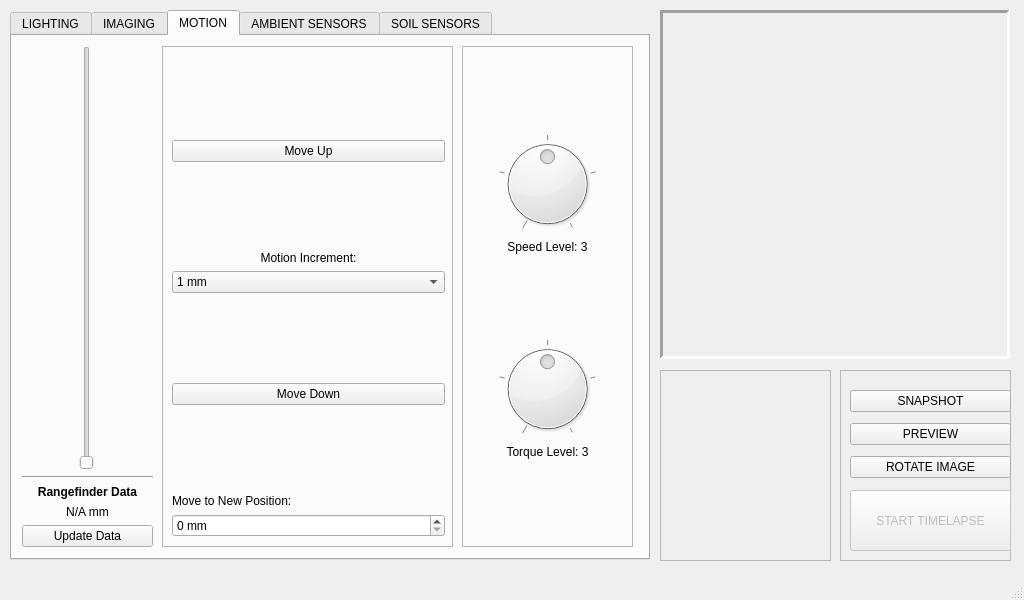
Qt form _ui/FlashLapse_Pro.ui (CoCl-Jerry/Flashlapse_Pro_Dev) before a commit.
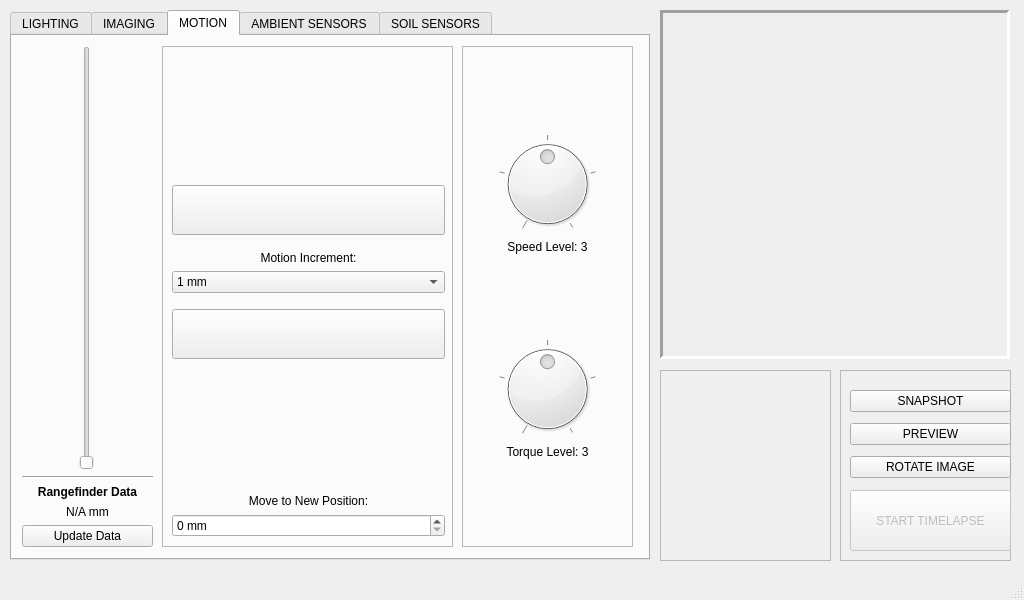
The same form after that commit. Icons and pictures are not drawn.

What changed in the file:
```diff
--- a/_ui/FlashLapse_Pro.ui
+++ b/_ui/FlashLapse_Pro.ui
@@ -635,8 +635,38 @@
         </item>
         <item row="1" column="0">
          <widget class="QPushButton" name="pushButton_2">
+          <property name="minimumSize">
+           <size>
+            <width>0</width>
+            <height>50</height>
+           </size>
+          </property>
           <property name="text">
-           <string>Move Up</string>
+           <string/>
+          </property>
+          <property name="icon">
+           <iconset>
+            <normaloff>../_image/Arrows-Up.ico</normaloff>../_image/Arrows-Up.ico</iconset>
+          </property>
+          <property name="autoDefault">
+           <bool>false</bool>
+          </property>
+         </widget>
+        </item>
+        <item row="6" column="0">
+         <widget class="QPushButton" name="pushButton_3">
+          <property name="minimumSize">
+           <size>
+            <width>0</width>
+            <height>50</height>
+           </size>
+          </property>
+          <property name="text">
+           <string/>
+          </property>
+          <property name="icon">
+           <iconset>
+            <normaloff>../_image/Arrows-Down.ico</normaloff>../_image/Arrows-Down.ico</iconset>
           </property>
          </widget>
         </item>
@@ -645,6 +675,9 @@
           <property name="text">
            <string>Move to New Position:</string>
           </property>
+          <property name="alignment">
+           <set>Qt::AlignCenter</set>
+          </property>
          </widget>
         </item>
         <item row="2" column="0">
@@ -652,10 +685,13 @@
           <property name="orientation">
            <enum>Qt::Vertical</enum>
           </property>
+          <property name="sizeType">
+           <enum>QSizePolicy::Fixed</enum>
+          </property>
           <property name="sizeHint" stdset="0">
            <size>
             <width>20</width>
-            <height>40</height>
+            <height>10</height>
            </size>
           </property>
          </spacer>
@@ -682,21 +718,17 @@
           <property name="orientation">
            <enum>Qt::Vertical</enum>
           </property>
+          <property name="sizeType">
+           <enum>QSizePolicy::Fixed</enum>
+          </property>
           <property name="sizeHint" stdset="0">
            <size>
             <width>20</width>
-            <height>40</height>
+            <height>10</height>
            </size>
           </property>
          </spacer>
         </item>
-        <item row="6" column="0">
-         <widget class="QPushButton" name="pushButton_3">
-          <property name="text">
-           <string>Move Down</string>
-          </property>
-         </widget>
-        </item>
        </layout>
       </widget>
      </widget>
```
